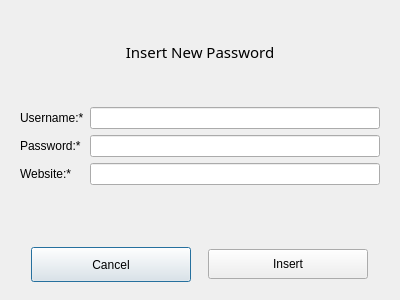
Old version of the form GUI/iteminsertiondialog.ui in the repository pouyace/Password-Keeper.
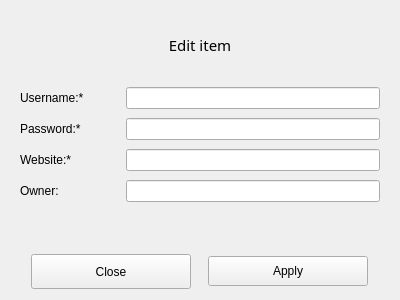
New version of the form. The open tabs and pages were chosen to show the change.

Commit message: Version 1.2 DatabasePasswordSetter moved into PostgreSQLVerifier PasswordTableWidget was created TableView moved into PasswordTableWidget

Diff of the .ui file:
```diff
--- a/GUI/iteminsertiondialog.ui
+++ b/GUI/iteminsertiondialog.ui
@@ -18,6 +18,25 @@
     <number>0</number>
    </property>
    <item>
+    <widget class="QStackedWidget" name="stackedWidget">
+     <widget class="QWidget" name="InsertionPage">
+      <layout class="QVBoxLayout" name="verticalLayout_2">
+       <property name="spacing">
+        <number>0</number>
+       </property>
+       <property name="leftMargin">
+        <number>0</number>
+       </property>
+       <property name="topMargin">
+        <number>0</number>
+       </property>
+       <property name="rightMargin">
+        <number>0</number>
+       </property>
+       <property name="bottomMargin">
+        <number>0</number>
+       </property>
+       <item>
     <widget class="QLabel" name="label_4">
      <property name="font">
       <font>
@@ -117,7 +136,7 @@
          </size>
         </property>
         <property name="text">
-         <string>Cancel</string>
+             <string>Close</string>
         </property>
        </widget>
       </item>
@@ -147,6 +166,180 @@
        </widget>
       </item>
      </layout>
+        </widget>
+       </item>
+      </layout>
+     </widget>
+     <widget class="QWidget" name="EditionPage">
+      <layout class="QVBoxLayout" name="verticalLayout_3">
+       <property name="spacing">
+        <number>0</number>
+       </property>
+       <property name="leftMargin">
+        <number>0</number>
+       </property>
+       <property name="topMargin">
+        <number>0</number>
+       </property>
+       <property name="rightMargin">
+        <number>0</number>
+       </property>
+       <property name="bottomMargin">
+        <number>0</number>
+       </property>
+       <item>
+        <widget class="QLabel" name="label_8">
+         <property name="font">
+          <font>
+           <family>Segoe UI Black</family>
+           <pointsize>11</pointsize>
+          </font>
+         </property>
+         <property name="text">
+          <string>Edit item</string>
+         </property>
+         <property name="alignment">
+          <set>Qt::AlignCenter</set>
+         </property>
+        </widget>
+       </item>
+       <item>
+        <widget class="QWidget" name="widget_3" native="true">
+         <layout class="QGridLayout" name="gridLayout_2">
+          <property name="verticalSpacing">
+           <number>9</number>
+          </property>
+          <item row="5" column="0" colspan="2">
+           <widget class="QLabel" name="resultLabel_2">
+            <property name="font">
+             <font>
+              <pointsize>9</pointsize>
+             </font>
+            </property>
+            <property name="text">
+             <string/>
+            </property>
+           </widget>
+          </item>
+          <item row="1" column="1">
+           <widget class="QLineEdit" name="passwordLineEdit_2"/>
+          </item>
+          <item row="2" column="0">
+           <widget class="QLabel" name="label_5">
+            <property name="font">
+             <font>
+              <pointsize>9</pointsize>
+             </font>
+            </property>
+            <property name="text">
+             <string>Website:*</string>
+            </property>
+           </widget>
+          </item>
+          <item row="0" column="1">
+           <widget class="QLineEdit" name="usernameLineEdit_2"/>
+          </item>
+          <item row="1" column="0">
+           <widget class="QLabel" name="label_7">
+            <property name="font">
+             <font>
+              <pointsize>9</pointsize>
+             </font>
+            </property>
+            <property name="text">
+             <string>Password:*</string>
+            </property>
+           </widget>
+          </item>
+          <item row="2" column="1">
+           <widget class="QLineEdit" name="websiteLineEdit_2"/>
+          </item>
+          <item row="0" column="0">
+           <widget class="QLabel" name="label_6">
+            <property name="minimumSize">
+             <size>
+              <width>100</width>
+              <height>0</height>
+             </size>
+            </property>
+            <property name="font">
+             <font>
+              <pointsize>9</pointsize>
+             </font>
+            </property>
+            <property name="text">
+             <string>Username:*</string>
+            </property>
+           </widget>
+          </item>
+          <item row="3" column="0">
+           <widget class="QLabel" name="label_9">
+            <property name="text">
+             <string>Owner:</string>
+            </property>
+           </widget>
+          </item>
+          <item row="3" column="1">
+           <widget class="QLineEdit" name="lineEdit"/>
+          </item>
+         </layout>
+        </widget>
+       </item>
+       <item>
+        <widget class="QWidget" name="widget_4" native="true">
+         <layout class="QHBoxLayout" name="horizontalLayout_2">
+          <property name="bottomMargin">
+           <number>0</number>
+          </property>
+          <item>
+           <widget class="QPushButton" name="cancelPushButton_2">
+            <property name="minimumSize">
+             <size>
+              <width>0</width>
+              <height>35</height>
+             </size>
+            </property>
+            <property name="maximumSize">
+             <size>
+              <width>160</width>
+              <height>16777215</height>
+             </size>
+            </property>
+            <property name="text">
+             <string>Close</string>
+            </property>
+           </widget>
+          </item>
+          <item>
+           <widget class="QPushButton" name="inserPushButton_2">
+            <property name="sizePolicy">
+             <sizepolicy hsizetype="Minimum" vsizetype="Fixed">
+              <horstretch>0</horstretch>
+              <verstretch>0</verstretch>
+             </sizepolicy>
+            </property>
+            <property name="minimumSize">
+             <size>
+              <width>160</width>
+              <height>30</height>
+             </size>
+            </property>
+            <property name="maximumSize">
+             <size>
+              <width>160</width>
+              <height>16777215</height>
+             </size>
+            </property>
+            <property name="text">
+             <string>Apply</string>
+            </property>
+           </widget>
+          </item>
+         </layout>
+        </widget>
+       </item>
+      </layout>
+     </widget>
     </widget>
    </item>
   </layout>
```
Lines whose indentation alone changed are shown as unchanged. The commit also changes 16 other files.
